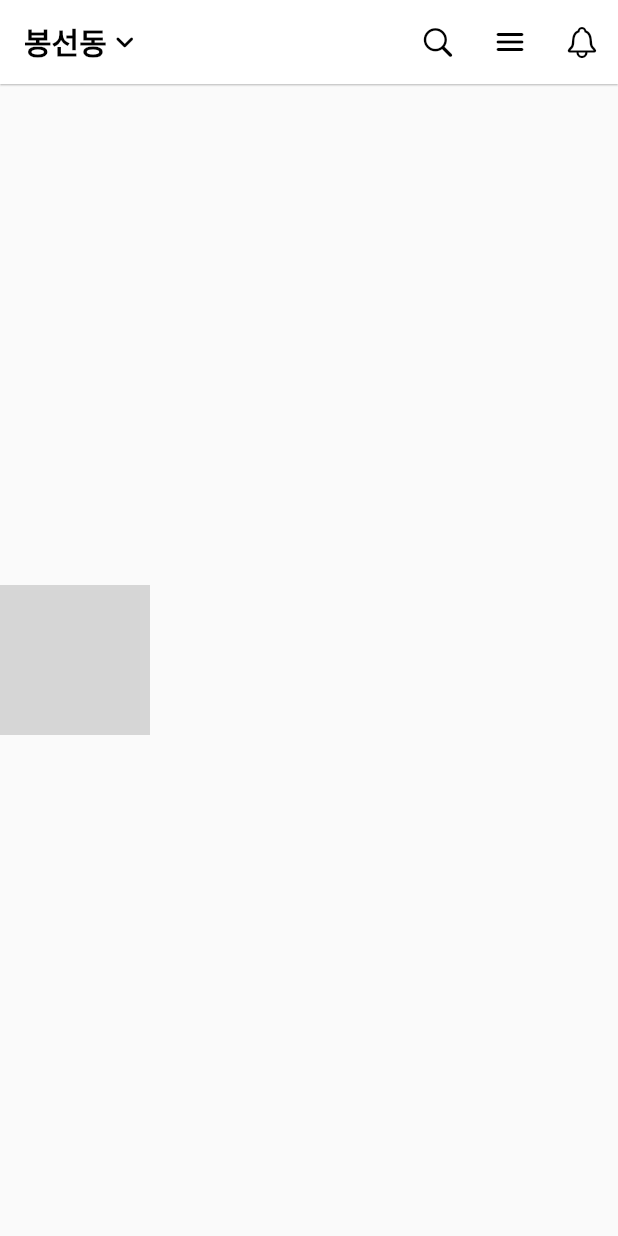
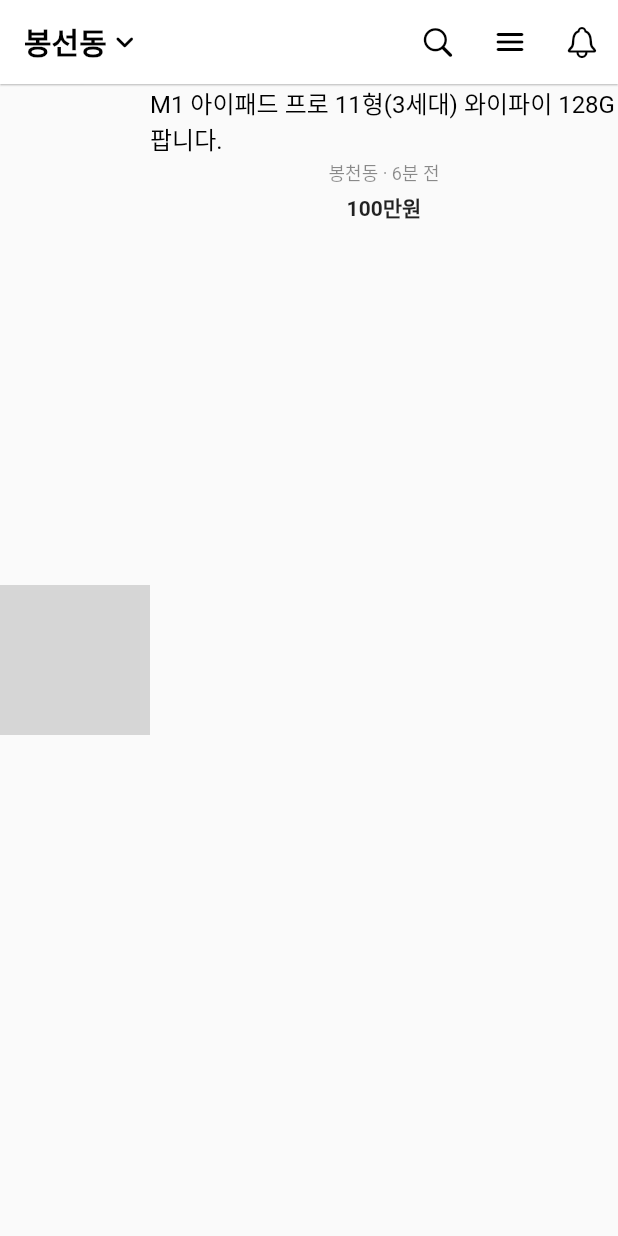
Before and after one commit to SoftyChoo/daangn, a Flutter app: the screen it shows after launch, on a phone screen of 412 x 824 dp. Run offline on Flutter 3.47's test engine with Material 2 defaults, Android fonts, the phone set to English and light mode, and no system bars; network calls fail; grey boxes are pictures that could not be loaded.

Commit message:
앱 개발중 당근마켓

```diff
--- a/lib/main.dart
+++ b/lib/main.dart
@@ -72,11 +72,36 @@
               fit: BoxFit.cover,
             ),
           ), // 이미지 들어갈 자리
-          Column(
+          Expanded(
+            //남은 공간만큼만 자리를 차지하도록 설정
+            child: Column(
               children: [
-              // 'M1 아이패드 프로 11형(3세대) 와이파이 128G 팝니다.'
-              // '봉천동 · 6분 전'
-              // '100만원'
+                Text(
+                  'M1 아이패드 프로 11형(3세대) 와이파이 128G 팝니다.',
+                  style: TextStyle(
+                    fontSize: 16,
+                    color: Colors.black,
+                  ),
+                  softWrap: false,
+                  maxLines: 2,
+                  overflow: TextOverflow.ellipsis,
+                ),
+                SizedBox(height: 2),
+                Text(
+                  '봉천동 · 6분 전',
+                  style: TextStyle(
+                    fontSize: 12,
+                    color: Colors.black45,
+                  ),
+                ),
+                SizedBox(height: 4),
+                Text(
+                  '100만원',
+                  style: TextStyle(
+                    fontSize: 14,
+                    fontWeight: FontWeight.bold,
+                  ),
+                ),
                 Row(
                   children: [
                     // 빈 칸
@@ -86,6 +111,7 @@
                 ),
               ],
             ),
+          ),
         ],
       ),
     );
```
Lines whose indentation alone changed are shown as unchanged.
